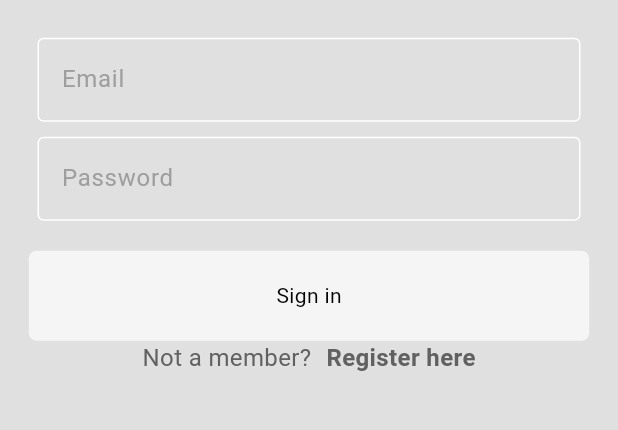
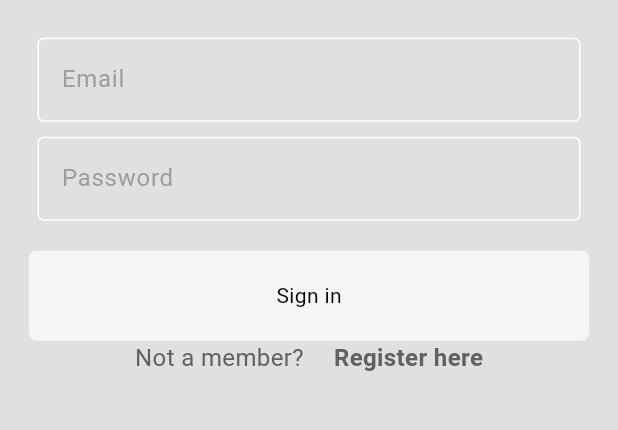
Before and after one commit to BetelTagesse/Food_Delivery_App, a Flutter app: the screen it shows after launch, on a phone screen of 412 x 824 dp, the part 506-936 px from its top. Run offline on Flutter 3.47's test engine with Material 3 defaults, Android fonts, the phone set to English and light mode, and no system bars.

Commit message:
custom_page

```diff
--- a/lib/main.dart
+++ b/lib/main.dart
@@ -20,7 +20,9 @@ class MyApp extends StatelessWidget {
       title: 'Flutter Demo',
       debugShowCheckedModeBanner: false,
       theme: Provider.of<ThemeProvider>(context).themeData,
-      home: LoginPage(),
+      home: LoginPage(
+        onTap: () {},
+      ),
     );
   }
 }
--- a/lib/pages/login_page.dart
+++ b/lib/pages/login_page.dart
@@ -2,11 +2,19 @@ import 'package:flutter/material.dart';
 import 'package:food_delivery_app/components/my_button.dart';
 import 'package:food_delivery_app/components/my_textfield.dart';
 
-class LoginPage extends StatelessWidget {
+class LoginPage extends StatefulWidget {
+  final void Function()? onTap;
+
+  const LoginPage({super.key, required this.onTap});
+
+  @override
+  State<LoginPage> createState() => _LoginPageState();
+}
+
+class _LoginPageState extends State<LoginPage> {
   TextEditingController emailController = TextEditingController();
+
   TextEditingController passwordController = TextEditingController();
-
-  LoginPage({super.key});
 
   @override
   Widget build(BuildContext context) {
@@ -45,9 +53,10 @@ class LoginPage extends StatelessWidget {
                       color: Theme.of(context).colorScheme.inversePrimary,
                       fontSize: 16)),
               SizedBox(
-                width: 10,
+                width: 20,
               ),
               GestureDetector(
+                  onTap: widget.onTap,
                   child: Text('Register here',
                       style: TextStyle(
                           color: Theme.of(context).colorScheme.inversePrimary,
```
